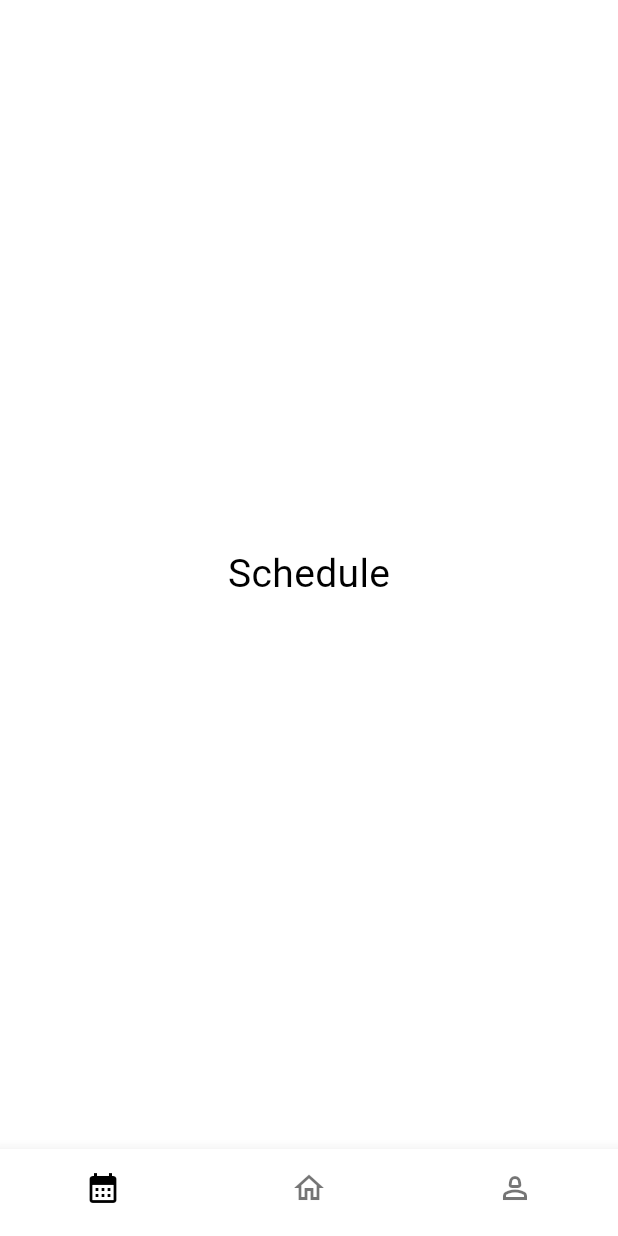
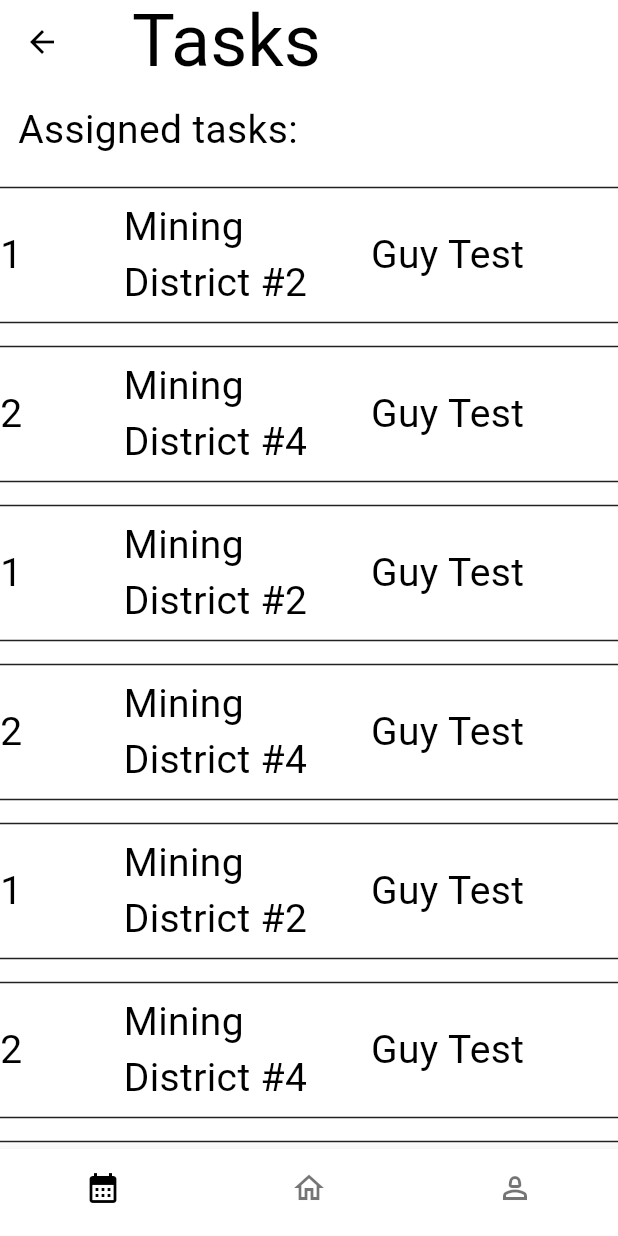
Before and after one commit to EnterGodMode23/tiberium_crm, a Flutter app: the SchedulePage screen opened by its route, on a phone screen of 412 x 824 dp. Run offline on Flutter 3.47's test engine with Material 3 defaults, Android fonts, the phone set to English and light mode, and no system bars; our stand-ins replace auto_route, cached_network_image, flutter_form_builder, flutter_svg, form_builder_validators; Roboto replaces fonts that are missing (SFUI).

Commit message:
Initial task commit

```diff
--- a/lib/data/models/person.dart
+++ b/lib/data/models/person.dart
@@ -6,7 +6,7 @@ class Person {
   final String photoLink;
   final String id;
 
-  Person({
+  const Person({
     required this.fio,
     required this.role,
     required this.photoLink,
--- /dev/null
+++ b/lib/data/models/task.dart
@@ -0,0 +1,26 @@
+import 'package:tiberium_crm/data/models/person.dart';
+import 'package:tiberium_crm/data/task_type.dart';
+
+ class Task {
+  final Person operator;
+  final Person curator;
+  final TaskType type;
+  final TaskStatus status;
+  final int kilosToProcess;
+  final String destination;
+  final int priority;
+  final String creationDate;
+  final String id;
+
+  const Task({
+    required this.operator,
+    required this.curator,
+    required this.type,
+    required this.status,
+    required this.kilosToProcess,
+    required this.destination,
+    required this.priority,
+    required this.creationDate,
+    required this.id,
+  });
+}
--- /dev/null
+++ b/lib/data/models/teststuff.dart
@@ -0,0 +1,146 @@
+import 'package:tiberium_crm/data/models/person.dart';
+import 'package:tiberium_crm/data/models/task.dart';
+import 'package:tiberium_crm/data/task_type.dart';
+
+import '../user_role.dart';
+
+const Person testguy = Person(
+    fio: 'Guy Test',
+    role: UserRole.productionManager,
+    photoLink: 'y',
+    id: '123');
+const List<Task> tasks = [
+  Task(
+    operator: testguy,
+    curator: testguy,
+    type: TaskType.harvest,
+    status: TaskStatus.IN_PROGRESS,
+    kilosToProcess: 45546,
+    destination: 'Mining District #2',
+    priority: 1,
+    creationDate: '20-02-1999',
+    id: '1234',
+  ),
+  Task(
+    operator: testguy,
+    curator: testguy,
+    type: TaskType.processing,
+    status: TaskStatus.DONE,
+    kilosToProcess: 123,
+    destination: 'Mining District #4',
+    priority: 2,
+    creationDate: '02-03-1999',
+    id: '4532',
+  ),
+  Task(
+    operator: testguy,
+    curator: testguy,
+    type: TaskType.harvest,
+    status: TaskStatus.IN_PROGRESS,
+    kilosToProcess: 45546,
+    destination: 'Mining District #2',
+    priority: 1,
+    creationDate: '20-02-1999',
+    id: '1234',
+  ),
+  Task(
+    operator: testguy,
+    curator: testguy,
+    type: TaskType.processing,
+    status: TaskStatus.DONE,
+    kilosToProcess: 123,
+    destination: 'Mining District #4',
+    priority: 2,
+    creationDate: '02-03-1999',
+    id: '4532',
+  ),
+  Task(
+    operator: testguy,
+    curator: testguy,
+    type: TaskType.harvest,
+    status: TaskStatus.IN_PROGRESS,
+    kilosToProcess: 45546,
+    destination: 'Mining District #2',
+    priority: 1,
+    creationDate: '20-02-1999',
+    id: '1234',
+  ),
+  Task(
+    operator: testguy,
+    curator: testguy,
+    type: TaskType.processing,
+    status: TaskStatus.DONE,
+    kilosToProcess: 123,
+    destination: 'Mining District #4',
+    priority: 2,
+    creationDate: '02-03-1999',
+    id: '4532',
+  ),
+  Task(
+    operator: testguy,
+    curator: testguy,
+    type: TaskType.harvest,
+    status: TaskStatus.IN_PROGRESS,
+    kilosToProcess: 45546,
+    destination: 'Mining District #2',
+    priority: 1,
+    creationDate: '20-02-1999',
+    id: '1234',
+  ),
+  Task(
+    operator: testguy,
+    curator: testguy,
+    type: TaskType.processing,
+    status: TaskStatus.DONE,
+    kilosToProcess: 123,
+    destination: 'Mining District #4',
+    priority: 2,
+    creationDate: '02-03-1999',
+    id: '4532',
+  ),
+  Task(
+    operator: testguy,
+    curator: testguy,
+    type: TaskType.harvest,
+    status: TaskStatus.IN_PROGRESS,
+    kilosToProcess: 45546,
+    destination: 'Mining District #2',
+    priority: 1,
+    creationDate: '20-02-1999',
+    id: '1234',
+  ),
+  Task(
+    operator: testguy,
+    curator: testguy,
+    type: TaskType.processing,
+    status: TaskStatus.DONE,
+    kilosToProcess: 123,
+    destination: 'Mining District #4',
+    priority: 2,
+    creationDate: '02-03-1999',
+    id: '4532',
+  ),
+  Task(
+    operator: testguy,
+    curator: testguy,
+    type: TaskType.harvest,
+    status: TaskStatus.IN_PROGRESS,
+    kilosToProcess: 45546,
+    destination: 'Mining District #2',
+    priority: 1,
+    creationDate: '20-02-1999',
+    id: '1234',
+  ),
+  Task(
+    operator: testguy,
+    curator: testguy,
+    type: TaskType.processing,
+    status: TaskStatus.DONE,
+    kilosToProcess: 123,
+    destination: 'Mining District #4',
+    priority: 2,
+    creationDate: '02-03-1999',
+    id: '4532',
+  ),
+
+];
--- /dev/null
+++ b/lib/data/task_type.dart
@@ -0,0 +1,13 @@
+enum TaskType {
+  harvest,
+  processing,
+  utilization,
+  weapon_production
+}
+
+enum TaskStatus {
+  DRAFT,
+  TO_DO,
+  IN_PROGRESS,
+  DONE
+}
--- a/lib/features/app/routing/app_router.dart
+++ b/lib/features/app/routing/app_router.dart
@@ -2,8 +2,11 @@ import 'package:auto_route/auto_route.dart';
 import 'package:tiberium_crm/features/home/home_screen.dart';
 import 'package:tiberium_crm/features/profile/profile_screen.dart';
 import 'package:tiberium_crm/features/schedule/schedule_screen.dart';
+import 'package:tiberium_crm/features/schedule/widgets/task_page.dart';
 import 'package:tiberium_crm/features/splash/splash_screen.dart';
 import 'package:tiberium_crm/features/auth/auth_screen.dart';
+import 'package:tiberium_crm/data/models/task.dart';
+import 'package:flutter/material.dart';
 
 part 'app_router.gr.dart';
 
@@ -28,5 +31,6 @@ class AppRouter extends _$AppRouter {
             AutoRoute(page: ScheduleRoute.page),
           ],
         ),
+        AdaptiveRoute(page: TaskRoute.page)
       ];
 }
--- a/lib/features/schedule/schedule_screen.dart
+++ b/lib/features/schedule/schedule_screen.dart
@@ -1,15 +1,44 @@
 import 'package:auto_route/annotations.dart';
 import 'package:flutter/material.dart';
+import 'package:tiberium_crm/features/schedule/widgets/task_entry.dart';
+import '../../data/models/teststuff.dart' as t;
+// import 'package:tiberium_crm/data/models/person.dart';
+// import 'package:tiberium_crm/data/user_role.dart';
+import '../../data/models/task.dart';
 
 @RoutePage()
 class SchedulePage extends StatelessWidget {
+  final List<Task> tasks = t.tasks;
   const SchedulePage({super.key});
 
   @override
   Widget build(BuildContext context) {
-    return const Scaffold(
-        body: Center(
-      child: Text('Schedule'),
-    ));
+    return Scaffold(
+        appBar: AppBar(
+          title: Align(
+            alignment: Alignment.centerLeft,
+            child: Padding(
+              padding: const EdgeInsets.all(16),
+              child: Text(
+                'Tasks',
+                style: Theme.of(context).textTheme.headlineMedium,
+              ),
+            ),
+          ),
+        ),
+        body: SingleChildScrollView(
+          child: Column(
+            children: [
+              Container(
+                alignment: FractionalOffset.topLeft,
+                padding: const EdgeInsets.all(12),
+                child: const Text('Assigned tasks:'),
+              ),
+              for (Task task in tasks)
+                TaskEntry( task: task,)
+            ],
+          ),
+        )
+    );
   }
 }
--- /dev/null
+++ b/lib/features/schedule/widgets/task_entry.dart
@@ -0,0 +1,38 @@
+import 'package:auto_route/auto_route.dart';
+import 'package:flutter/material.dart';
+import 'package:tiberium_crm/features/app/routing/app_router.dart';
+import '../../../data/models/task.dart';
+
+class TaskEntry extends StatefulWidget {
+  final Task task;
+
+  const TaskEntry({
+    required this.task,
+    super.key,
+  });
+
+  @override
+  State<TaskEntry> createState() => _TaskEntryState();
+}
+
+class _TaskEntryState extends State<TaskEntry> {
+  @override
+  Widget build(BuildContext context) {
+    return InkWell(
+      onTap: () {
+        AutoRouter.of(context).navigate(TaskRoute(task: widget.task));
+      },
+      child: Column(children: [
+        const Divider(color: Colors.black87),
+        Row(
+          children: [
+            Expanded(flex: 1, child: Text(widget.task.priority.toString())),
+            Expanded(flex: 2, child: Text(widget.task.destination)),
+            Expanded(flex: 2, child: Text(widget.task.operator.fio)),
+          ],
+        ),
+        const Divider(color: Colors.black87),
+      ]),
+    );
+  }
+}
```
Also changed, not shown: lib/features/schedule/widgets/task_page.dart (added, +132 -0 lines), lib/features/app/routing/app_router.gr.dart.
